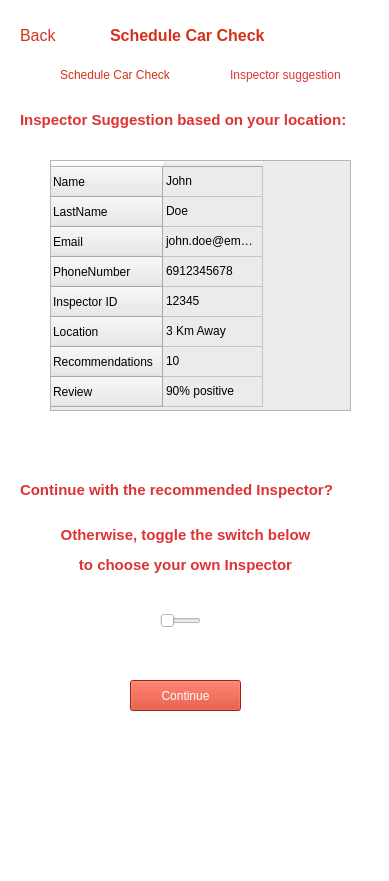
st1069364/CarBazaar, file src/ui/qt_ui/car_check_2.ui: the form before one commit.
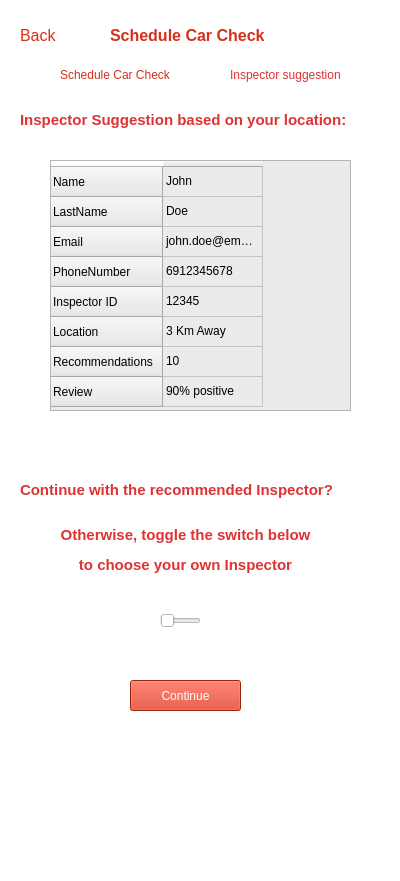
The form after the commit. Icons and pictures are not drawn.

Commit message: Fixed window dimensions of screen #2 of car check

Patch:
```diff
--- a/src/ui/qt_ui/car_check_2.ui
+++ b/src/ui/qt_ui/car_check_2.ui
@@ -6,7 +6,7 @@
    <rect>
     <x>0</x>
     <y>0</y>
-    <width>389</width>
+    <width>400</width>
     <height>881</height>
    </rect>
   </property>
```
The commit also changes 1 other file.
